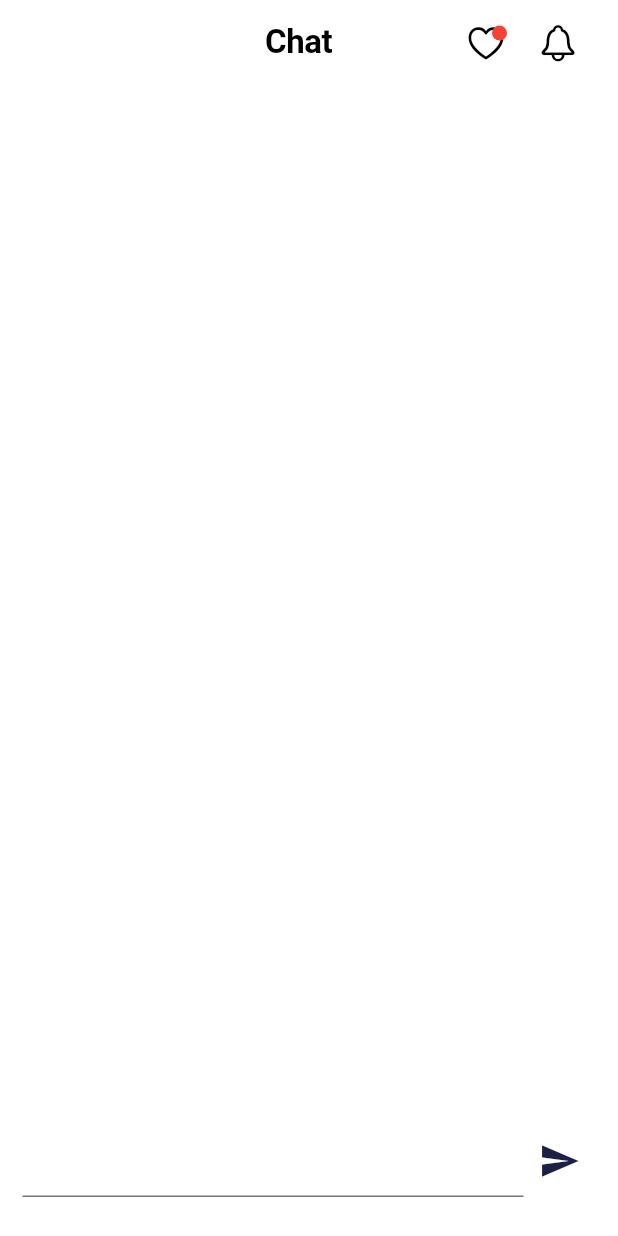
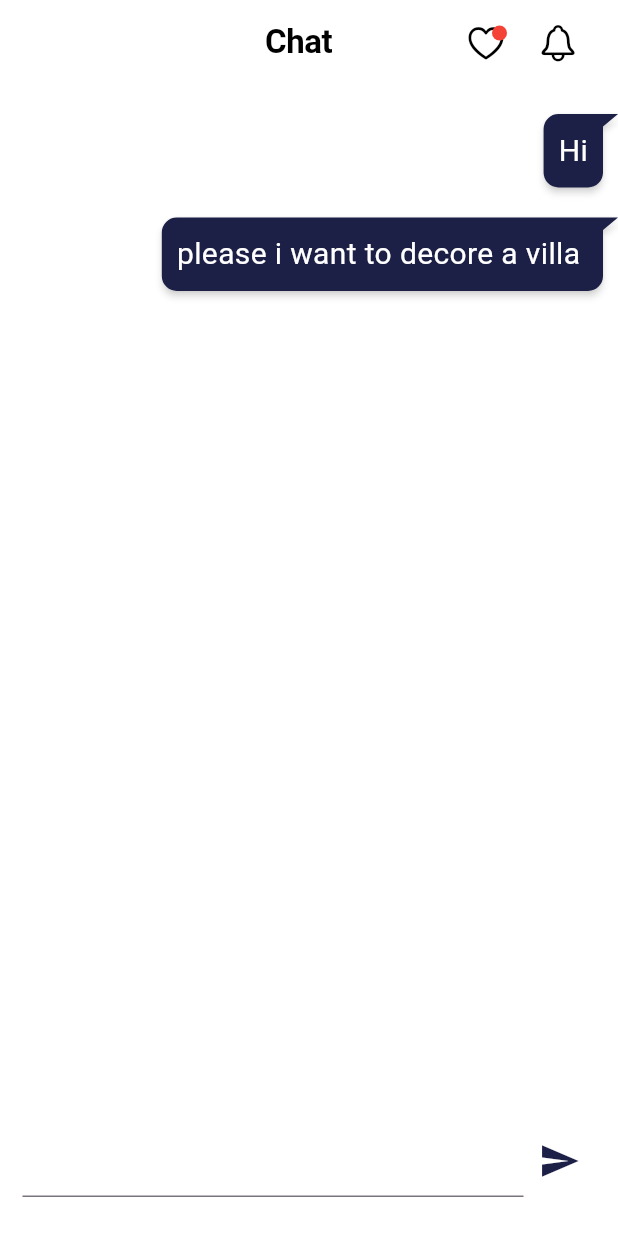
Before and after one commit to raedibrahim-2002/final_project, a Flutter app: the ChatView screen opened directly, on a phone screen of 412 x 824 dp. Run offline on Flutter 3.47's test engine with Material 3 defaults, Android fonts, the phone set to English and light mode, and no system bars; drawn by our look-alikes of flutter_chat_bubble; our stand-ins replace curved_navigation_bar, get, pin_code_fields.

Commit message:
first change

```diff
--- a/lib/features/chat/presentation/views/Const_chat.dart
+++ b/lib/features/chat/presentation/views/Const_chat.dart
@@ -1 +1 @@
-List Chat=[];
+List Chat=["Hi","please i want to decore a villa ",];
--- a/lib/main.dart
+++ b/lib/main.dart
@@ -37,7 +37,7 @@ class MyApp extends StatelessWidget {
               color: Colors.black, fontSize: 16, fontWeight: FontWeight.normal),
         ),
       ),
-      home: ChatView(),
+      home: SplashView(),
     );
   }
 }
--- a/pubspec.yaml
+++ b/pubspec.yaml
@@ -40,6 +40,8 @@ dependencies:
   animated_splash_screen: ^1.3.0
   curved_navigation_bar: ^1.0.3
   flutter_chat_bubble: ^2.0.2
+  http: ^1.2.1
+  dio: ^5.4.1
 
 
 
```
